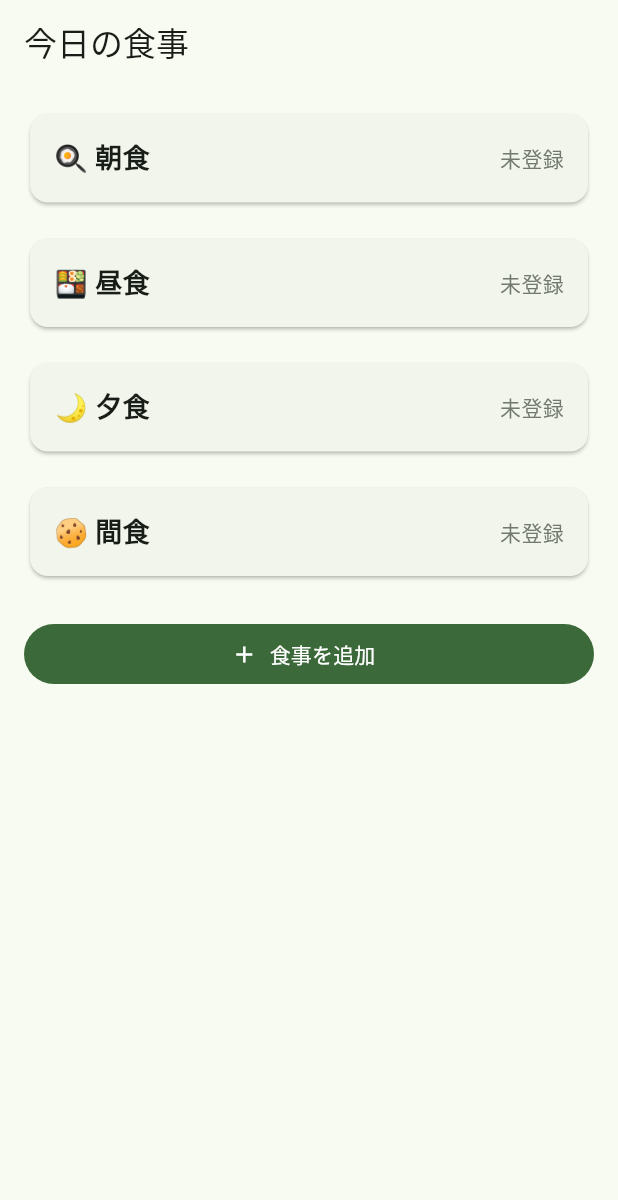
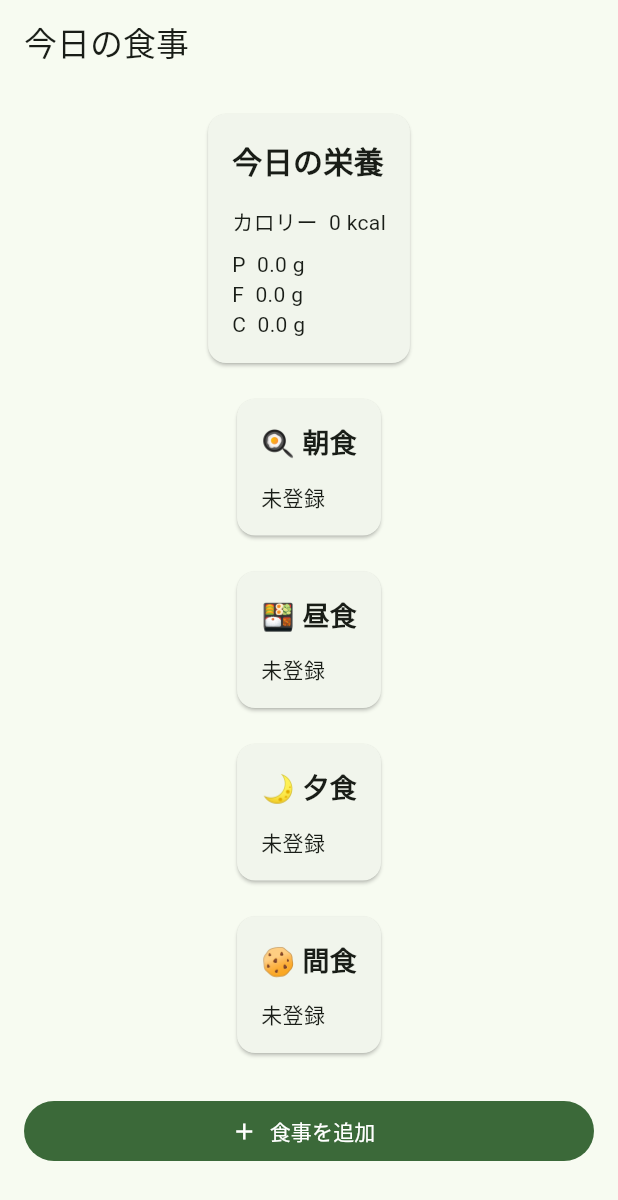
Before and after one commit to GRe4N-BOYZ/fitmeal_ai, a Flutter app: the MealScreen screen opened directly, on a phone screen of 412 x 824 dp. Shown: the top 1200 px of the screen. Run offline on Flutter 3.47's test engine with Material 3 defaults, Android fonts, the phone set to English and light mode, and no system bars.

Commit message:
try demo data

```diff
--- /dev/null
+++ b/lib/models/meal.dart
@@ -0,0 +1,43 @@
+class Meal {
+  final String type;
+  final String foodName;
+  final double quantity;
+
+  final double calories;
+  final double protein;
+  final double fat;
+  final double carbs;
+
+  const Meal({
+    required this.type,
+    required this.foodName,
+    required this.quantity,
+    required this.calories,
+    required this.protein,
+    required this.fat,
+    required this.carbs,
+  });
+}
+
+class NutritionSummary {
+  final double calories;
+  final double protein;
+  final double fat;
+  final double carbs;
+
+  const NutritionSummary({
+    this.calories = 0,
+    this.protein = 0,
+    this.fat = 0,
+    this.carbs = 0,
+  });
+
+  NutritionSummary add(Meal meal) {
+    return NutritionSummary(
+      calories: calories + meal.calories,
+      protein: protein + meal.protein,
+      fat: fat + meal.fat,
+      carbs: carbs + meal.carbs,
+    );
+  }
+}
--- a/lib/screens/meal/add_meal_screen.dart
+++ b/lib/screens/meal/add_meal_screen.dart
@@ -1,4 +1,5 @@
 import 'package:flutter/material.dart';
+import '../../models/meal.dart';
 
 class AddMealScreen extends StatefulWidget {
   const AddMealScreen({super.key});
@@ -134,13 +135,28 @@ class _AddMealScreenState extends State<AddMealScreen> {
               child: FilledButton.icon(
                 onPressed: () {
                   final food = foodController.text;
-                  final quantity = quantityController.text;
+                  final quantity = double.tryParse(
+                    quantityController.text,
+                  );
 
-                  print("食事：$selectedMeal");
-                  print("食品：$food");
-                  print("数量：$quantity");
+                  if (food.isEmpty || quantity == null) {
+                    return;
+                  }
 
-                  Navigator.pop(context);
+                  final meal = Meal(
+                    type: selectedMeal,
+                    foodName: food,
+                    quantity: quantity,
+                    calories: 250,
+                    protein: 20,
+                    fat: 5,
+                    carbs: 30,
+                  );
+
+                  Navigator.pop(
+                    context,
+                    meal,
+                  );
                 },
 
                 icon: const Icon(Icons.check),
--- a/lib/screens/meal/meal_screen.dart
+++ b/lib/screens/meal/meal_screen.dart
@@ -1,8 +1,27 @@
 import 'package:flutter/material.dart';
+
+import '../../models/meal.dart';
 import 'add_meal_screen.dart';
 
-class MealScreen extends StatelessWidget {
+class MealScreen extends StatefulWidget {
   const MealScreen({super.key});
+
+  @override
+  State<MealScreen> createState() => _MealScreenState();
+}
+
+class _MealScreenState extends State<MealScreen> {
+  final List<Meal> meals = [];
+
+  NutritionSummary get nutritionSummary {
+    var summary = const NutritionSummary();
+
+    for (final meal in meals) {
+      summary = summary.add(meal);
+    }
+
+    return summary;
+  }
 
   @override
   Widget build(BuildContext context) {
@@ -10,58 +29,52 @@ class MealScreen extends StatelessWidget {
       appBar: AppBar(
         title: const Text("今日の食事"),
       ),
+
       body: SingleChildScrollView(
         padding: const EdgeInsets.all(16),
+
         child: Column(
           children: [
-            // 朝食
-            _buildMealCard(
-              context,
+             _buildNutritionCard(),
+
+            const SizedBox(height: 16),
+
+            _buildMealSection(
               "🍳 朝食",
-              "未登録",
+              "朝食",
             ),
 
             const SizedBox(height: 16),
 
-            // 昼食
-            _buildMealCard(
-              context,
+            _buildMealSection(
               "🍱 昼食",
-              "未登録",
+              "昼食",
             ),
 
             const SizedBox(height: 16),
 
-            // 夕食
-            _buildMealCard(
-              context,
+            _buildMealSection(
               "🌙 夕食",
-              "未登録",
+              "夕食",
             ),
 
             const SizedBox(height: 16),
 
-            // 間食
-            _buildMealCard(
-              context,
+            _buildMealSection(
               "🍪 間食",
-              "未登録",
+              "間食",
             ),
 
             const SizedBox(height: 24),
 
             SizedBox(
               width: double.infinity,
+
               child: FilledButton.icon(
-                onPressed: () {
-                  Navigator.push(
-                    context,
-                    MaterialPageRoute(
-                      builder: (context) => const AddMealScreen(),
-                    ),
-                  );
-                },
+                onPressed: _addMeal,
+
                 icon: const Icon(Icons.add),
+
                 label: const Text("食事を追加"),
               ),
             ),
@@ -71,29 +84,99 @@ class MealScreen extends StatelessWidget {
     );
   }
 
-  Widget _buildMealCard(
-    BuildContext context,
-    String title,
-    String value,
-  ) {
+    Widget _buildNutritionCard() {
+    final summary = nutritionSummary;
+
     return Card(
       child: Padding(
         padding: const EdgeInsets.all(16),
-        child: Row(
+
+        child: Column(
+          crossAxisAlignment: CrossAxisAlignment.start,
+
           children: [
-            Expanded(
-              child: Text(
+            const Text(
+              "今日の栄養",
+
+              style: TextStyle(
+                fontSize: 20,
+                fontWeight: FontWeight.bold,
+              ),
+            ),
+
+            const SizedBox(height: 16),
+
+            Text(
+              "カロリー  ${summary.calories.toStringAsFixed(0)} kcal",
+            ),
+
+            const SizedBox(height: 8),
+
+            Text(
+              "P  ${summary.protein.toStringAsFixed(1)} g",
+            ),
+
+            Text(
+              "F  ${summary.fat.toStringAsFixed(1)} g",
+            ),
+
+            Text(
+              "C  ${summary.carbs.toStringAsFixed(1)} g",
+            ),
+          ],
+        ),
+      ),
+    );
+  }
+
+  Widget _buildMealSection(
+    String title,
+    String mealType,
+  ) {
+    final typeMeals = meals
+        .where((meal) => meal.type == mealType)
+        .toList();
+
+    return Card(
+      child: Padding(
+        padding: const EdgeInsets.all(16),
+
+        child: Column(
+          crossAxisAlignment: CrossAxisAlignment.start,
+
+          children: [
+            Text(
               title,
+
               style: const TextStyle(
                 fontSize: 18,
                 fontWeight: FontWeight.bold,
               ),
             ),
+
+            const SizedBox(height: 12),
+
+            if (typeMeals.isEmpty)
+              const Text("未登録")
+
+            else
+              ...typeMeals.map(
+                (meal) => Padding(
+                  padding: const EdgeInsets.only(bottom: 8),
+
+                  child: Row(
+                    children: [
+                      Expanded(
+                        child: Text(
+                          meal.foodName,
                         ),
+                      ),
+
                       Text(
-              value,
-              style: TextStyle(
-                color: Theme.of(context).colorScheme.outline,
+                        "${meal.quantity.toStringAsFixed(0)} g",
+                      ),
+                    ],
+                  ),
                 ),
               ),
           ],
@@ -101,4 +184,22 @@ class MealScreen extends StatelessWidget {
       ),
     );
   }
+
+  Future<void> _addMeal() async {
+    final Meal? meal = await Navigator.push<Meal>(
+      context,
+
+      MaterialPageRoute(
+        builder: (context) => const AddMealScreen(),
+      ),
+    );
+
+    if (meal == null) {
+      return;
     }
+
+    setState(() {
+      meals.add(meal);
+    });
+  }
+}
```
Lines whose indentation alone changed are shown as unchanged.
